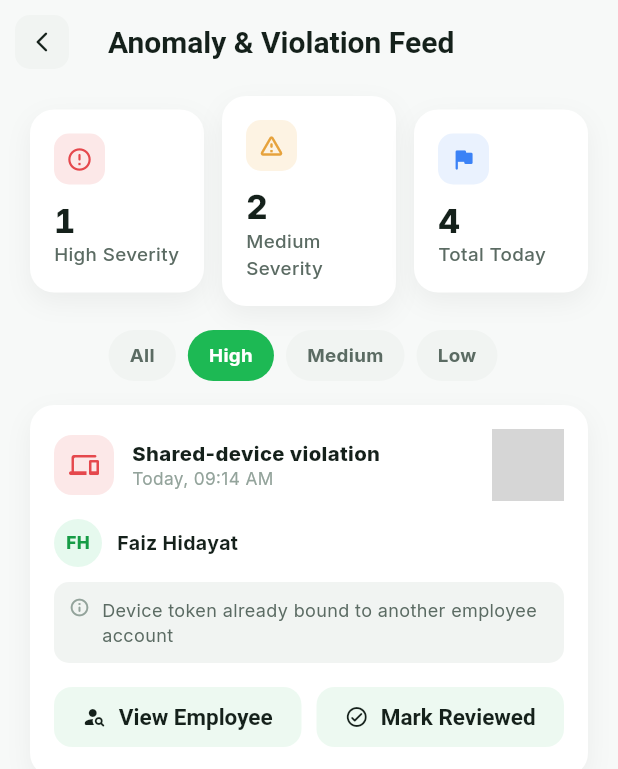
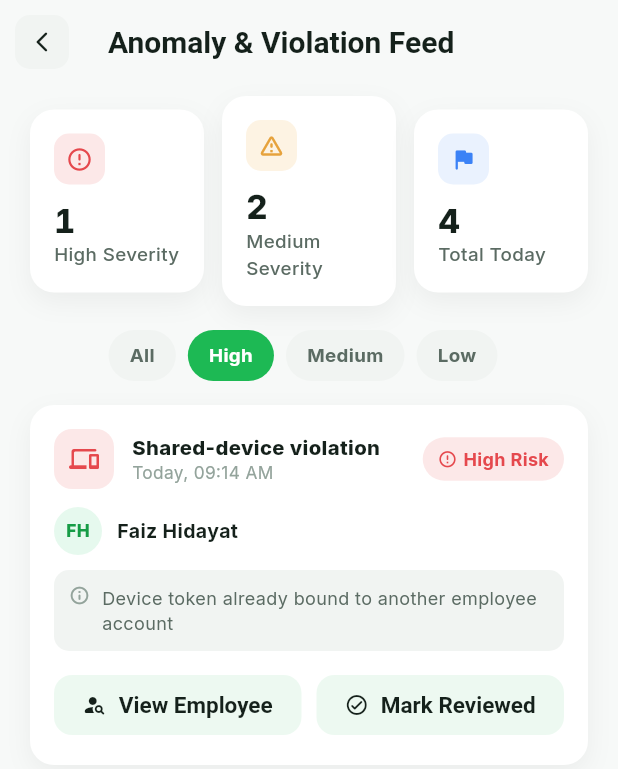
Before and after one commit to W-Hin/monika, a Flutter app: the AnomalyDetailScreen screen opened directly, after a tap on "High", on a phone screen of 412 x 824 dp. Shown: the top 769 px of the screen. Run offline on Flutter 3.47's test engine with Material 3 defaults, Android fonts, the phone set to English and light mode, and no system bars; our stand-ins replace shared_preferences; accounts and stored records are empty; grey boxes are pictures that could not be loaded.

Commit message:
Fix StatusPill factory signature regression from Task 7

```diff
--- a/lib/view/shared/widgets/status_pill.dart
+++ b/lib/view/shared/widgets/status_pill.dart
@@ -2,39 +2,39 @@
 import '../../../core/theme/app_colors_extension.dart';
 import '../../../model/models.dart';
 
-class StatusPill extends StatelessWidget {
+class _StatusStyle {
   final String label;
   final Color color;
   final Color background;
   final IconData? icon;
+  const _StatusStyle(this.label, this.color, this.background, this.icon);
+}
 
-  const StatusPill({super.key, required this.label, required this.color, required this.background, this.icon});
+class StatusPill extends StatelessWidget {
+  final _StatusStyle Function(AppColorsExtension) _resolve;
 
-  static StatusPill risk(BuildContext context, RiskLevel level) {
-    final c = context.colors;
-    return _riskPill(level, (label, color, background, icon) => StatusPill(label: label, color: color, background: background, icon: icon), c);
-  }
+  const StatusPill._(this._resolve, {super.key});
 
-  static StatusPill leave(BuildContext context, LeaveStatus status) {
-    final c = context.colors;
-    return _leavePill(status, (label, color, background, icon) => StatusPill(label: label, color: color, background: background, icon: icon), c);
-  }
+  static StatusPill risk(RiskLevel level) =>
+      StatusPill._((c) => _riskPill(level, _StatusStyle.new, c));
 
-  static StatusPill attendance(BuildContext context, AttendanceStatus status) {
-    final c = context.colors;
-    return _attendancePill(status, (label, color, background, icon) => StatusPill(label: label, color: color, background: background, icon: icon), c);
-  }
+  static StatusPill leave(LeaveStatus status) =>
+      StatusPill._((c) => _leavePill(status, _StatusStyle.new, c));
+
+  static StatusPill attendance(AttendanceStatus status) =>
+      StatusPill._((c) => _attendancePill(status, _StatusStyle.new, c));
 
   @override
   Widget build(BuildContext context) {
+    final style = _resolve(context.colors);
     return Container(
       padding: const EdgeInsets.symmetric(horizontal: 10, vertical: 6),
-      decoration: BoxDecoration(color: background, borderRadius: BorderRadius.circular(100)),
+      decoration: BoxDecoration(color: style.background, borderRadius: BorderRadius.circular(100)),
       child: Row(
         mainAxisSize: MainAxisSize.min,
         children: [
-          if (icon != null) ...[Icon(icon, size: 13, color: color), const SizedBox(width: 4)],
-          Text(label, style: TextStyle(color: color, fontSize: 12, fontWeight: FontWeight.w700)),
+          if (style.icon != null) ...[Icon(style.icon, size: 13, color: style.color), const SizedBox(width: 4)],
+          Text(style.label, style: TextStyle(color: style.color, fontSize: 12, fontWeight: FontWeight.w700)),
         ],
       ),
     );
```
